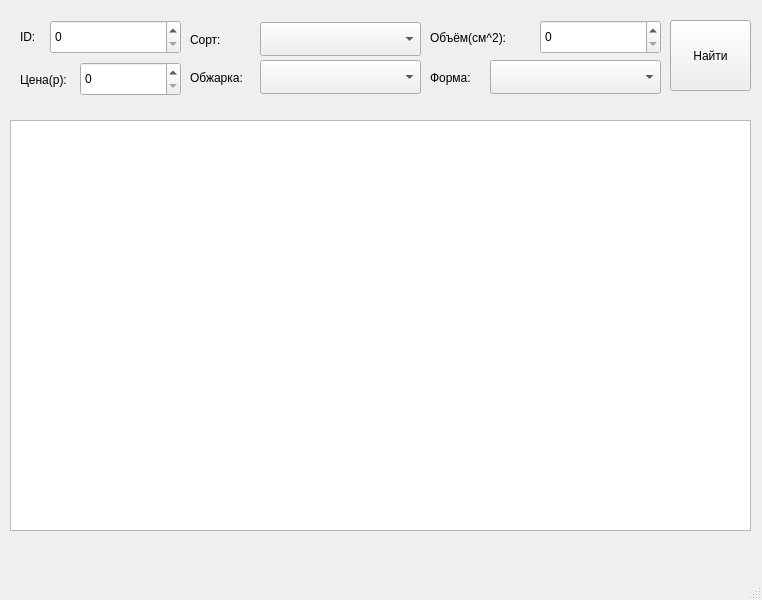
Old version of the form main.ui in the repository funkyMonks1338/coffee-shop.
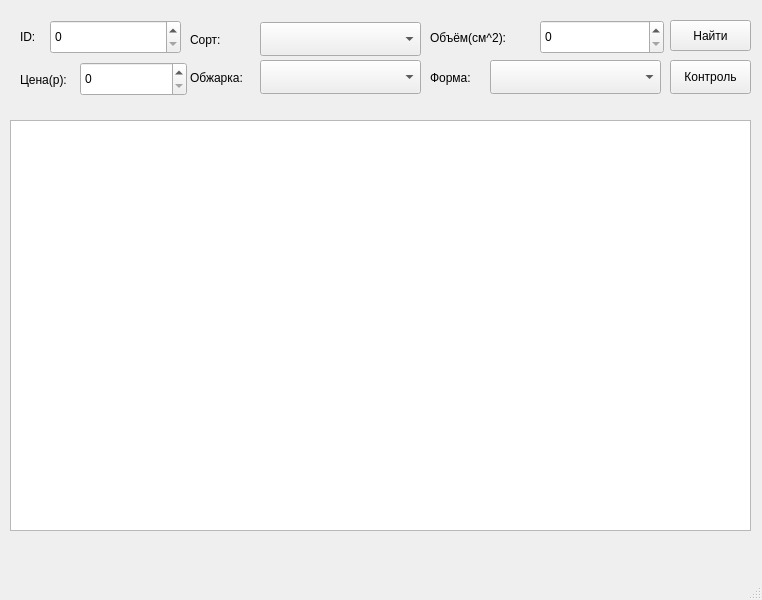
New version of the form.

What changed in the file:
```diff
--- a/main.ui
+++ b/main.ui
@@ -114,7 +114,7 @@
      <rect>
       <x>80</x>
       <y>62</y>
-      <width>101</width>
+      <width>107</width>
       <height>34</height>
      </rect>
     </property>
@@ -140,7 +140,7 @@
      <rect>
       <x>540</x>
       <y>20</y>
-      <width>121</width>
+      <width>124</width>
       <height>34</height>
      </rect>
     </property>
@@ -177,13 +177,26 @@
       <x>670</x>
       <y>20</y>
       <width>81</width>
-      <height>71</height>
+      <height>31</height>
      </rect>
     </property>
     <property name="text">
      <string>Найти</string>
     </property>
    </widget>
+   <widget class="QPushButton" name="control_btn">
+    <property name="geometry">
+     <rect>
+      <x>670</x>
+      <y>60</y>
+      <width>81</width>
+      <height>34</height>
+     </rect>
+    </property>
+    <property name="text">
+     <string>Контроль</string>
+    </property>
+   </widget>
   </widget>
   <widget class="QMenuBar" name="menubar">
    <property name="geometry">
```
